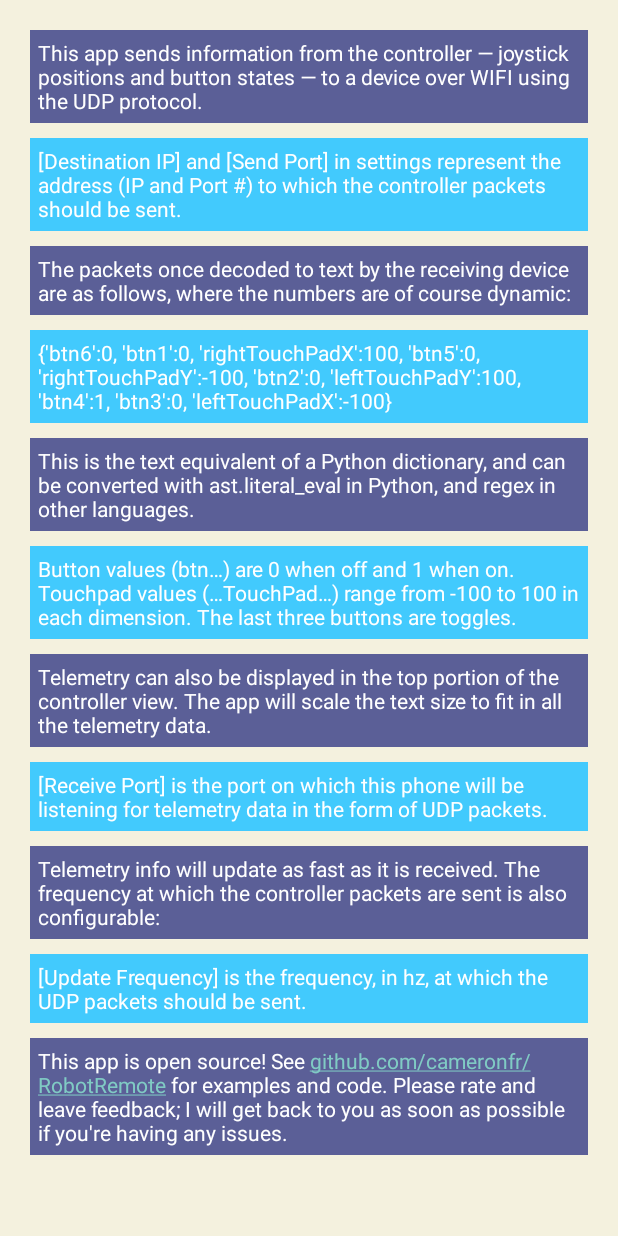
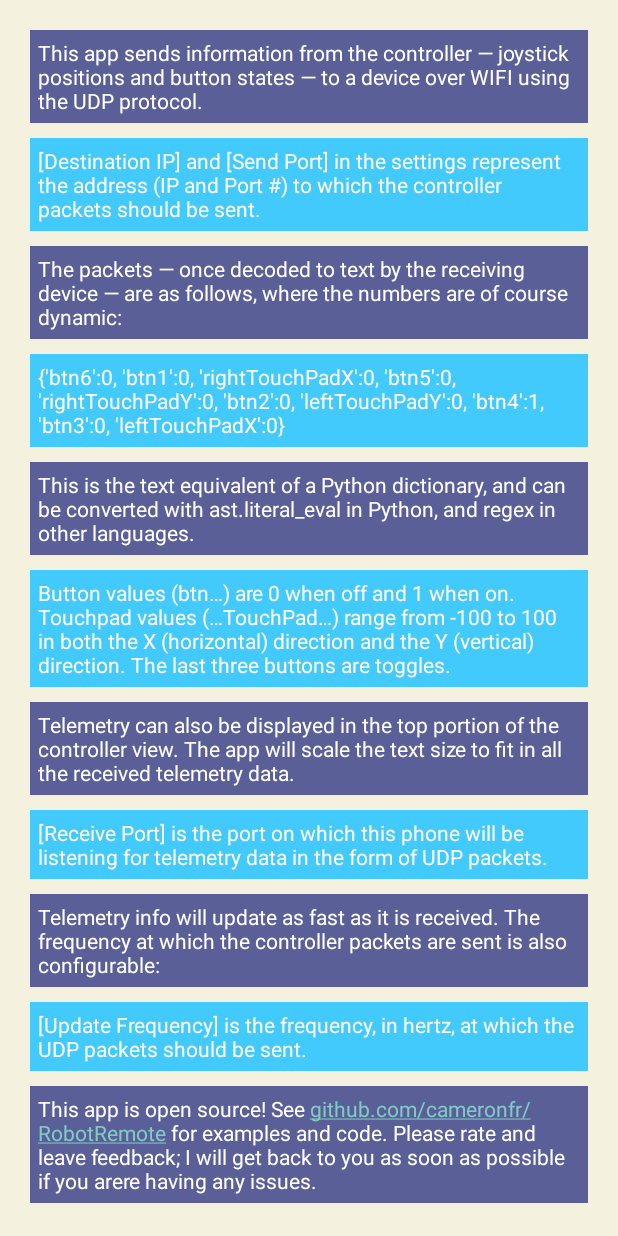
Before and after one commit to cameronfr/RobotRemote, an Android app: the layout activity_help.xml on its own in the app's theme, with its tools: preview values and no code run, on a phone screen of 412 x 824 dp. Run offline under Robolectric (Android 15) with nearby library versions, the phone set to English and light mode, and no system bars.

Commit message:
small changes to help text

```diff
--- a/RobotRemote/app/src/main/res/values/strings.xml
+++ b/RobotRemote/app/src/main/res/values/strings.xml
@@ -14,16 +14,16 @@
 
 
     <string name="help_1">This app sends information from the controller — joystick positions and button states — to a device over WIFI using the UDP protocol.</string>
-    <string name="help_2">[Destination IP] and [Send Port] in settings represent the address (IP and Port #) to which the controller packets should be sent.</string>
-    <string name="help_3">The packets once decoded to text by the receiving device are as follows, where the numbers are of course dynamic:</string>
-    <string name="help_4">{\'btn6\':0, \'btn1\':0, \'rightTouchPadX\':100, \'btn5\':0, \'rightTouchPadY\':-100, \'btn2\':0, \'leftTouchPadY\':100, \'btn4\':1, \'btn3\':0, \'leftTouchPadX\':-100}</string>
+    <string name="help_2">[Destination IP] and [Send Port] in the settings represent the address (IP and Port #) to which the controller packets should be sent.</string>
+    <string name="help_3">The packets — once decoded to text by the receiving device — are as follows, where the numbers are of course dynamic:</string>
+    <string name="help_4">{\'btn6\':0, \'btn1\':0, \'rightTouchPadX\':0, \'btn5\':0, \'rightTouchPadY\':0, \'btn2\':0, \'leftTouchPadY\':0, \'btn4\':1, \'btn3\':0, \'leftTouchPadX\':0}</string>
     <string name="help_5">This is the text equivalent of a Python dictionary, and can be converted with ast.literal_eval in Python, and regex in other languages.</string>
-    <string name="help_6">Button values (btn&#8230;) are 0 when off and 1 when on. Touchpad values (&#8230;TouchPad&#8230;) range from -100 to 100 in each dimension. The last three buttons are toggles.</string>
-    <string name="help_7">Telemetry can also be displayed in the top portion of the controller view. The app will scale the text size to fit in all the telemetry data.</string>
+    <string name="help_6">Button values (btn&#8230;) are 0 when off and 1 when on. Touchpad values (&#8230;TouchPad&#8230;) range from -100 to 100 in both the X (horizontal) direction and the Y (vertical) direction. The last three buttons are toggles.</string>
+    <string name="help_7">Telemetry can also be displayed in the top portion of the controller view. The app will scale the text size to fit in all the received telemetry data.</string>
     <string name="help_8">[Receive Port] is the port on which this phone will be listening for telemetry data in the form of UDP packets.</string>
     <string name="help_9">Telemetry info will update as fast as it is received. The frequency at which the controller packets are sent is also configurable:</string>
-    <string name="help_10">[Update Frequency] is the frequency, in hz, at which the UDP packets should be sent.</string>
-    <string name="help_11">This app is open source! See github.com/cameronfr/RobotRemote for examples and code. Please rate and leave feedback; I will get back to you as soon as possible if you\'re having any issues.</string>
+    <string name="help_10">[Update Frequency] is the frequency, in hertz, at which the UDP packets should be sent.</string>
+    <string name="help_11">This app is open source! See github.com/cameronfr/RobotRemote for examples and code. Please rate and leave feedback; I will get back to you as soon as possible if you arere having any issues.</string>
 
 
 </resources>
```
